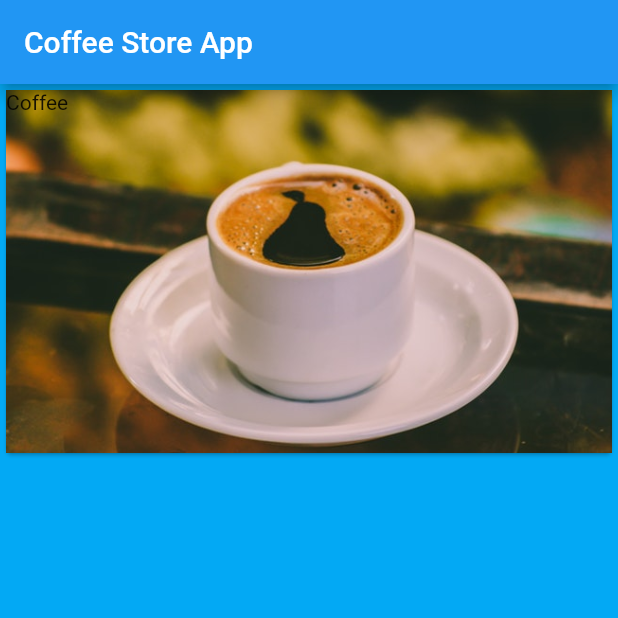
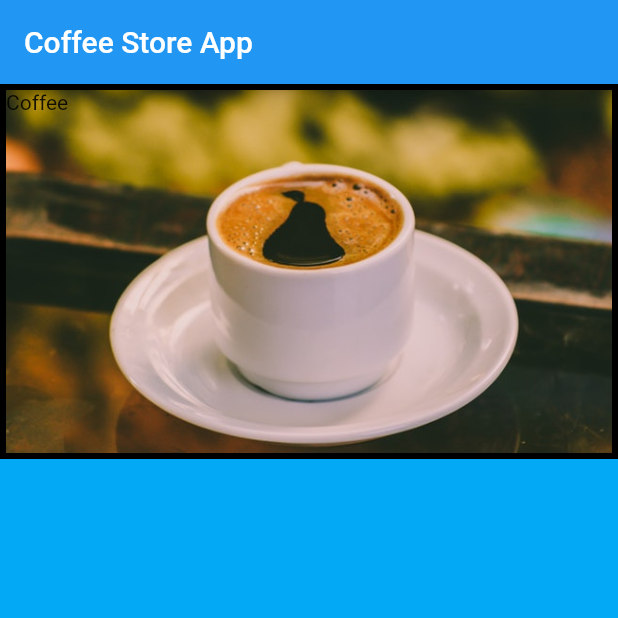
Before and after one commit to ashenmalaka/Flutter_Coffee_Store_App, a Flutter app: the screen it shows after launch, on a phone screen of 412 x 824 dp, the top half of it. Run offline on Flutter 3.47's test engine with Material 2 defaults, Android fonts, the phone set to English and light mode, and no system bars.

Commit message:
Added a border to the drinks card widget

```diff
--- a/coffee_store_app/lib/widget/DrinksCarousel.dart
+++ b/coffee_store_app/lib/widget/DrinksCarousel.dart
@@ -7,8 +7,16 @@ class DrinksCarousel extends StatelessWidget {
     return SizedBox(
       height: 250.0,
       width: double.infinity,
-      child: DrinksCard(
-        drinkType: mainTypes[0],
+      child: DecoratedBox(
+        decoration: BoxDecoration(
+          border: Border.all(
+            color: Colors.black,
+            width: 4.0,
+            )
+          ),
+        child: DrinksCard(
+          drinkType: mainTypes[0],
+        ),
       ),
     );
   }
```
